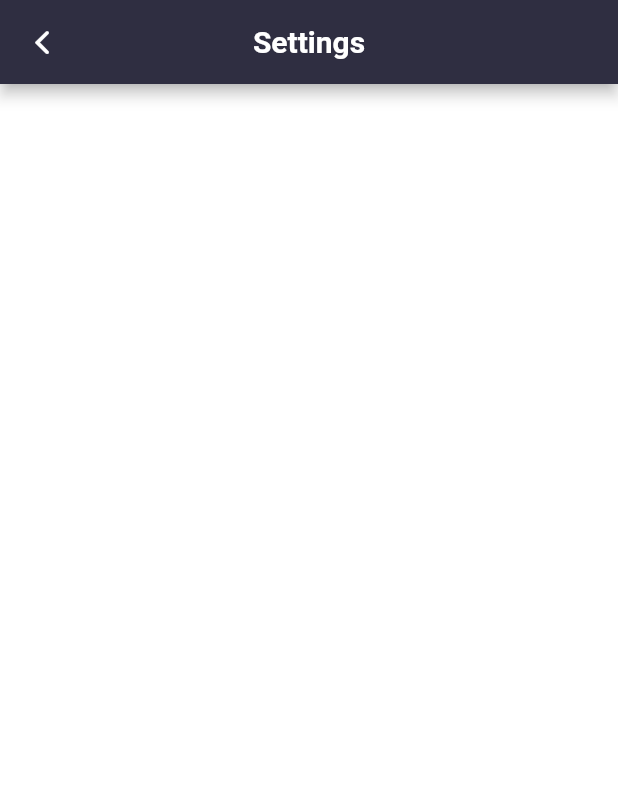
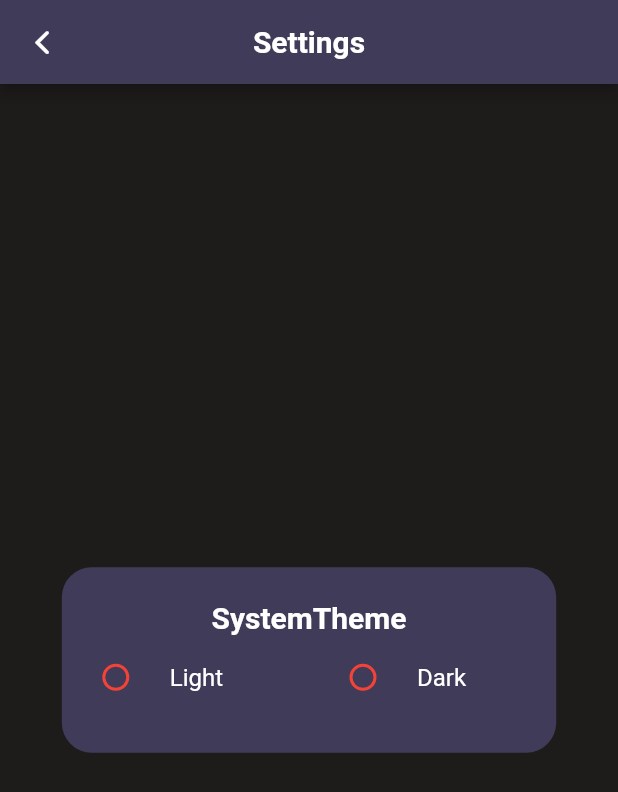
Before and after one commit to kbshal/Fuel_APP, a Flutter app: the SettingsPage screen opened directly, on a phone screen of 412 x 824 dp. Shown: the top 792 px of the screen. Run offline on Flutter 3.47's test engine with Material 2 defaults, Android fonts, the phone set to English and light mode, and no system bars; our stand-ins replace bloc, equatable, fl_chart, flutter_bloc, google_fonts.

Commit message:
added Light and dark Theme

```diff
--- a/frontend/lib/main.dart
+++ b/frontend/lib/main.dart
@@ -1,5 +1,6 @@
 import 'package:flutter/material.dart';
 import 'package:fuel_prices/view/Pages/home_page.dart';
+import 'package:fuel_prices/view/Pages/settings_page.dart';
 import 'package:fuel_prices/view/utils/app_theme.dart';
 
 void main() {
@@ -14,8 +15,8 @@ class MyApp extends StatelessWidget {
     AppTheme appTheme=AppTheme();
     return  MaterialApp(
       debugShowCheckedModeBanner: false,
-      home: const HomePage(),
-      themeMode: ThemeMode.light,
+      home: const SettingsPage(),
+      themeMode: ThemeMode.dark,
       theme:appTheme.lightTheme() ,
       darkTheme: appTheme.darkTheme(),
     );
--- a/frontend/lib/view/Pages/home_page.dart
+++ b/frontend/lib/view/Pages/home_page.dart
@@ -161,7 +161,7 @@ Widget versionApp(BuildContext context, Size size) {
         child: Text(
           "v.1.0.0",
           style: Theme.of(context).textTheme.titleMedium!.copyWith(
-              color: Colors.white,
+              color:Theme.of(context).textTheme.titleLarge!.color,
               fontFamily: GoogleFonts.aBeeZee().fontFamily),
         ),
       ),
--- a/frontend/lib/view/Pages/settings_page.dart
+++ b/frontend/lib/view/Pages/settings_page.dart
@@ -1,11 +1,20 @@
 import 'package:flutter/cupertino.dart';
 import 'package:flutter/material.dart';
 
-class SettingsPage extends StatelessWidget {
+class SettingsPage extends StatefulWidget {
   const SettingsPage({Key? key}) : super(key: key);
 
   @override
+  State<SettingsPage> createState() => _SettingsPageState();
+}
+
+class _SettingsPageState extends State<SettingsPage> {
+  String txt = "pra";
+  int? groupValue = -1;
+
+  @override
   Widget build(BuildContext context) {
+    Size size = MediaQuery.of(context).size;
     return Scaffold(
       appBar: AppBar(
         centerTitle: true,
@@ -22,7 +31,75 @@ class SettingsPage extends StatelessWidget {
               .titleLarge!
               .copyWith(color: Colors.white, fontWeight: FontWeight.bold),
         ),
-        backgroundColor: const Color.fromARGB(255, 47, 46, 65),
+        backgroundColor: Theme.of(context).appBarTheme.backgroundColor,
+      ),
+      body: Container(
+        height: size.height,
+        width: size.width,
+        decoration: BoxDecoration(color: Theme.of(context).canvasColor),
+        child: Column(
+          mainAxisAlignment: MainAxisAlignment.center,
+          children: [
+            Container(
+                height: size.height * 0.15,
+                width: size.width * 0.8,
+                decoration: BoxDecoration(
+                    borderRadius: BorderRadius.circular(20.0),
+                    color: Theme.of(context).cardColor),
+                child: Column(
+                  crossAxisAlignment: CrossAxisAlignment.center,
+                  mainAxisAlignment: MainAxisAlignment.center,
+                  children: [
+                    Text(
+                      "SystemTheme",
+                      style: Theme.of(context).textTheme.titleLarge!.copyWith(
+                          color: Colors.white, fontWeight: FontWeight.bold),
+                    ),
+                    Theme(
+                      data: Theme.of(context).copyWith(
+                      unselectedWidgetColor: Colors.red,
+                      ),
+                      child: Row(
+                        children: [
+                          SizedBox(
+                            width: size.width*0.4,
+                            child: RadioListTile(
+                              activeColor:Colors.green ,
+                              title:const Text("Light",
+                              style: TextStyle(
+                                color: Colors.white
+                              ),),
+                                value: 0,
+                                groupValue: groupValue,
+                                onChanged: (value) {
+                                  setState(() {
+                                    groupValue = value as int;
+                                  });
+                                }),
+                          ),
+                            SizedBox(
+                              width: size.width*0.4,
+                              child: RadioListTile(
+                                activeColor: Colors.green,
+                              title:const Text("Dark",
+                               style: TextStyle(
+                                color: Colors.white
+                              )),
+                                value: 1,
+                                groupValue: groupValue,
+                                onChanged: (value) {
+                                  setState(() {
+                                    groupValue = value as int;
+                                  });
+                                }),
+                            )
+                        ],
+                      ),
+                    )
+                  ],
+                ))
+          ],
+        ),
       ),
     );
   }
```
